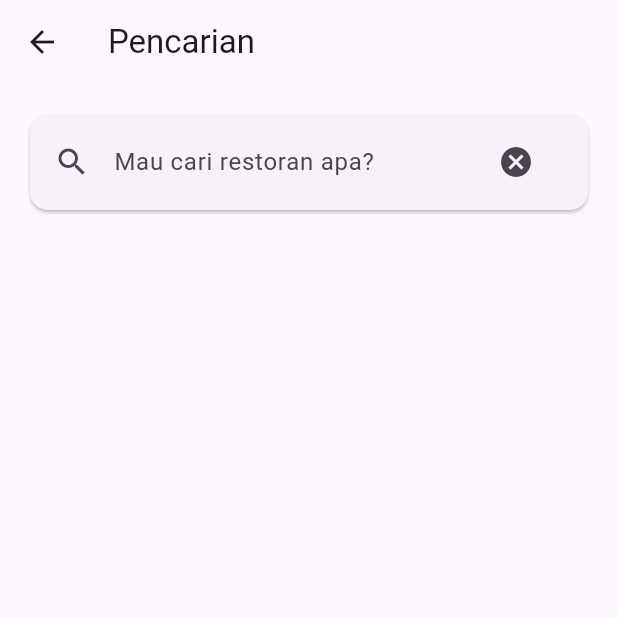
After one commit to bennyfajri/restaurant_app, a Flutter app: the screen it shows after launch, after a tap on the "search" icon, on a phone screen of 412 x 824 dp, the top half of it. The commit adds this screen. Run offline on Flutter 3.47's test engine with Material 3 defaults, Android fonts, the phone set to English and light mode, and no system bars; our stand-ins replace animated_splash_screen; network calls fail.

Commit message:
add search screen

```diff
--- a/lib/main.dart
+++ b/lib/main.dart
@@ -4,6 +4,7 @@ import 'package:restaurant_app/data/api/ApiService.dart';
 import 'package:restaurant_app/provider/restaurant_provider.dart';
 import 'package:restaurant_app/ui/home_page.dart';
 import 'package:restaurant_app/ui/restaurant_detail_page.dart';
+import 'package:restaurant_app/ui/search_screen.dart';
 import 'package:restaurant_app/ui/splash_screen.dart';
 
 import 'common/styles.dart';
@@ -44,6 +45,7 @@ class MyApp extends StatelessWidget {
                 restaurantId:
                     ModalRoute.of(context)?.settings.arguments as String,
               ),
+          SearchScreen.routeName: (context) => const SearchScreen(),
         },
       ),
     );
--- a/lib/ui/home_page.dart
+++ b/lib/ui/home_page.dart
@@ -3,6 +3,7 @@ import 'package:flutter/material.dart';
 import 'package:provider/provider.dart';
 import 'package:restaurant_app/provider/restaurant_provider.dart';
 import 'package:restaurant_app/ui/restaurant_detail_page.dart';
+import 'package:restaurant_app/ui/search_screen.dart';
 import 'package:restaurant_app/util/constant.dart';
 
 import '../data/models/restaurant_list.dart';
@@ -147,6 +148,13 @@ class HomePage extends StatelessWidget {
             SliverAppBar(
               pinned: true,
               expandedHeight: 100,
+              actions: [
+                IconButton(
+                    onPressed: () {
+                      Navigator.pushNamed(context, SearchScreen.routeName);
+                    },
+                    icon: const Icon(Icons.search))
+              ],
               flexibleSpace: FlexibleSpaceBar(
                 title: Text(
                   "Restaurant",
@@ -166,8 +174,13 @@ class HomePage extends StatelessWidget {
   Widget _buildIos(BuildContext context) {
     return CupertinoPageScaffold(
       child: CustomScrollView(slivers: [
-        const CupertinoSliverNavigationBar(
-          largeTitle: Text("Restaurant"),
+        CupertinoSliverNavigationBar(
+          largeTitle: const Text("Restaurant"),
+          leading: IconButton(
+              onPressed: () {
+                Navigator.pushNamed(context, SearchScreen.routeName);
+              },
+              icon: const Icon(CupertinoIcons.search)),
         ),
         SliverFillRemaining(
           child: _buildList(context),
--- /dev/null
+++ b/lib/ui/search_screen.dart
@@ -0,0 +1,54 @@
+import 'package:flutter/cupertino.dart';
+import 'package:flutter/material.dart';
+
+class SearchScreen extends StatefulWidget {
+  static const routeName = "/search_screen";
+
+  const SearchScreen({super.key});
+
+  @override
+  State<SearchScreen> createState() => _SearchScreenState();
+}
+
+class _SearchScreenState extends State<SearchScreen> {
+  TextEditingController searchController = TextEditingController();
+
+  @override
+  Widget build(BuildContext context) {
+    return Scaffold(
+      appBar: AppBar(
+        title: Text("Pencarian"),
+        leading: IconButton(
+            onPressed: () {
+              Navigator.pop(context);
+            },
+            icon: const Icon(Icons.arrow_back)),
+      ),
+      body: SingleChildScrollView(
+        child: Padding(
+          padding: EdgeInsets.symmetric(vertical: 8, horizontal: 8),
+          child: Column(
+            children: [
+              Padding(
+                padding: const EdgeInsets.all(8.0),
+                child: Card(
+                  child: ListTile(
+                    leading: Icon(Icons.search),
+                    title: TextField(
+                      controller: searchController,
+                      decoration: InputDecoration(
+                          border: InputBorder.none,
+                          hintText: "Mau cari restoran apa?"),
+                    ),
+                    trailing:
+                        IconButton(onPressed: () {}, icon: Icon(Icons.cancel)),
+                  ),
+                ),
+              ),
+            ],
+          ),
+        ),
+      ),
+    );
+  }
+}
```
